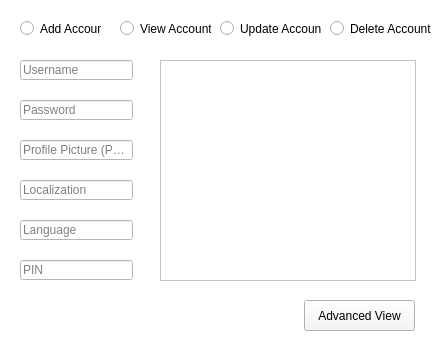
Old version of the form qt/accountManager.ui in the repository BiancaBoueri/Projeto_final_Banco_de_Dados.
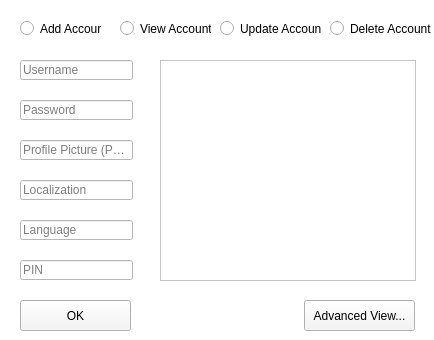
New version of the form.

Diff of the .ui file:
```diff
--- a/qt/accountManager.ui
+++ b/qt/accountManager.ui
@@ -199,7 +199,23 @@
     <string notr="true">background-color: rgb(245, 245, 245);</string>
    </property>
    <property name="text">
-    <string>Advanced View</string>
+    <string>Advanced View...</string>
+   </property>
+  </widget>
+  <widget class="QPushButton" name="okButton">
+   <property name="geometry">
+    <rect>
+     <x>20</x>
+     <y>300</y>
+     <width>111</width>
+     <height>31</height>
+    </rect>
+   </property>
+   <property name="styleSheet">
+    <string notr="true">background-color: rgb(245, 245, 245);</string>
+   </property>
+   <property name="text">
+    <string>OK</string>
    </property>
   </widget>
  </widget>
```
